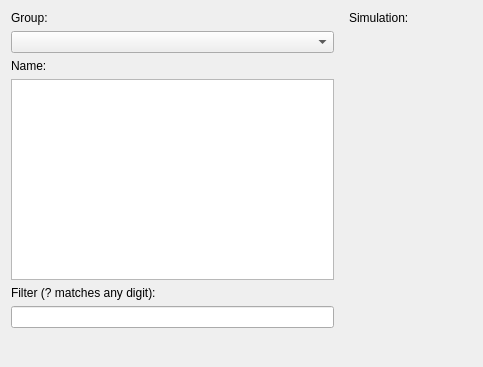
danlipsa/foamvis, file BrowseSimulations.ui: the form before one commit; both pictures show x 0 to 483 and y 0 to 367 of the 720 by 367 pixel window.
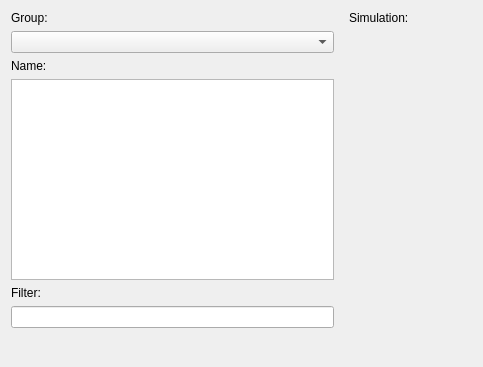
The form after the commit. Custom widgets are drawn as their Qt base class.

Diff of the .ui file:
```diff
--- a/BrowseSimulations.ui
+++ b/BrowseSimulations.ui
@@ -49,7 +49,7 @@
          <item>
           <widget class="QLabel" name="label_2">
            <property name="text">
-            <string>Filter (? matches any digit):</string>
+            <string>Filter:</string>
            </property>
           </widget>
          </item>
```
